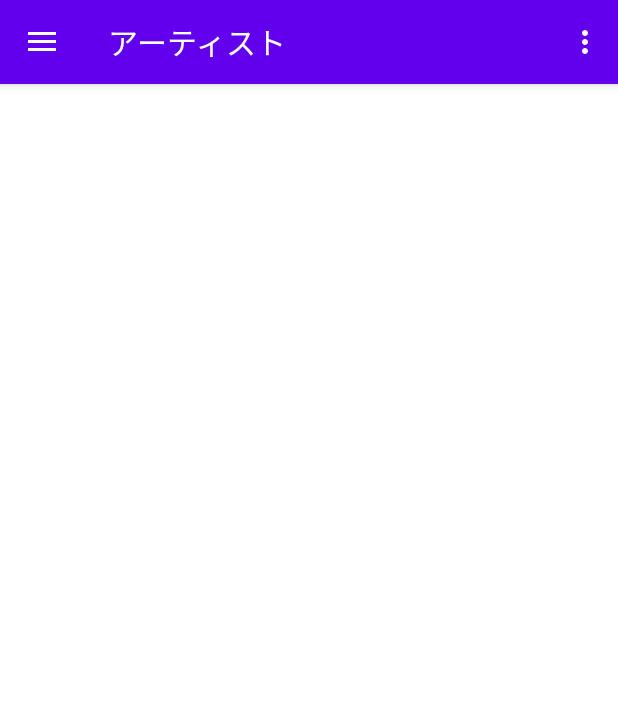
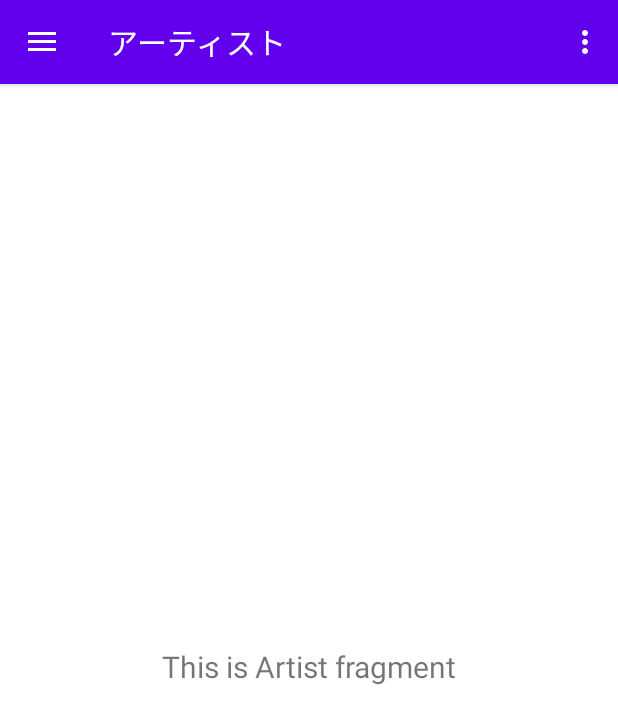
Before and after one commit to KawasakiGF/W-Music_remote, an Android app: the screen it shows after launch (MainActivity), in the side drawer, after a tap on "アーティスト", on a phone screen of 412 x 824 dp. Shown: the top 724 px of the screen. Run offline under Robolectric (Android 15) with nearby library versions, the phone set to English and light mode, and no system bars; our stand-ins replace navigation-ui.

Commit message:
Second commit

```diff
--- a/app/build.gradle
+++ b/app/build.gradle
@@ -28,6 +28,9 @@ android {
     buildFeatures {
         viewBinding true
     }
+    dataBinding{
+        enabled = true
+    }
 }
 
 dependencies {
--- a/app/src/main/java/com/example/music/MainActivity.java
+++ b/app/src/main/java/com/example/music/MainActivity.java
@@ -3,23 +3,28 @@ package com.example.music;
 import android.os.Bundle;
 import android.view.View;
 import android.view.Menu;
-
 import com.google.android.material.snackbar.Snackbar;
 import com.google.android.material.navigation.NavigationView;
-
 import androidx.navigation.NavController;
 import androidx.navigation.Navigation;
 import androidx.navigation.ui.AppBarConfiguration;
 import androidx.navigation.ui.NavigationUI;
 import androidx.drawerlayout.widget.DrawerLayout;
 import androidx.appcompat.app.AppCompatActivity;
-
 import com.example.music.databinding.ActivityMainBinding;
+import java.io.IOException;
+import android.app.Activity;
+import android.content.res.AssetManager;
+import android.util.Log;
+import android.content.Intent;
+import android.widget.Button;
+import android.widget.EditText;
 
 public class MainActivity extends AppCompatActivity {
 
     private AppBarConfiguration mAppBarConfiguration;
     private ActivityMainBinding binding;
+
 
     @Override
     protected void onCreate(Bundle savedInstanceState) {
@@ -34,12 +39,15 @@ public class MainActivity extends AppCompatActivity {
         // Passing each menu ID as a set of Ids because each
         // menu should be considered as top level destinations.
         mAppBarConfiguration = new AppBarConfiguration.Builder(
-                R.id.nav_home, R.id.nav_gallery, R.id.nav_slideshow, R.id.nav_artist)
+                R.id.nav_home, R.id.nav_gallery, R.id.nav_slideshow, R.id.nav_artist, R.id.nav_sound)
                 .setOpenableLayout(drawer)
                 .build();
         NavController navController = Navigation.findNavController(this, R.id.nav_host_fragment_content_main);
         NavigationUI.setupActionBarWithNavController(this, navController, mAppBarConfiguration);
         NavigationUI.setupWithNavController(navigationView, navController);
+
+        /** assets/musicFolder内のファイルをログ表示.*/
+        displayAssets("musicFolder");
     }
 
     @Override
@@ -55,4 +63,15 @@ public class MainActivity extends AppCompatActivity {
         return NavigationUI.navigateUp(navController, mAppBarConfiguration)
                 || super.onSupportNavigateUp();
     }
+
+    private void displayAssets(String dir){
+        AssetManager assetMgr = getResources().getAssets();
+        try {
+            String musicList[] = assetMgr.list(dir);
+            for(int i = 0; i < musicList.length; i++) {
+                Log.d("assets file", musicList[i]);
+            }
+        } catch (IOException e) {
+        }
+    }
 }
--- a/app/src/main/java/com/example/music/ui/artist/ArtistFragment.java
+++ b/app/src/main/java/com/example/music/ui/artist/ArtistFragment.java
@@ -13,34 +13,34 @@ import androidx.lifecycle.Observer;
 import androidx.lifecycle.ViewModelProvider;
 
 import com.example.music.R;
-import com.example.music.databinding.FragmentGalleryBinding;
+import com.example.music.databinding.FragmentArtistBinding;
 
 public class ArtistFragment extends Fragment {
 
-    //private ArtistViewModel artistViewModel;
-    //private FragmentArtistBinding binding;
+    private ArtistViewModel artistViewModel;
+    private FragmentArtistBinding binding;
 
-    //public View onCreateView(@NonNull LayoutInflater inflater,
-    //                         ViewGroup container, Bundle savedInstanceState) {
-    //    ArtistViewModel =
-    //            new ViewModelProvider(this).get(ArtistViewModel.class);
+    public View onCreateView(@NonNull LayoutInflater inflater,
+                             ViewGroup container, Bundle savedInstanceState) {
+        artistViewModel =
+                new ViewModelProvider(this).get(ArtistViewModel.class);
 
-    //    binding = FragmentArtistBinding.inflate(inflater, container, false);
-    //    View root = binding.getRoot();
+        binding = FragmentArtistBinding.inflate(inflater, container, false);
+        View root = binding.getRoot();
 
-    //   final TextView textView = binding.textArtist;
-    //    ArtistViewModel.getText().observe(getViewLifecycleOwner(), new Observer<String>() {
-    //       @Override
-    //        public void onChanged(@Nullable String s) {
-    //            textView.setText(s);
-    //        }
-    //    });
-    //    return root;
-    //}
+       final TextView textView = binding.textArtist;
+        artistViewModel.getText().observe(getViewLifecycleOwner(), new Observer<String>() {
+           @Override
+            public void onChanged(@Nullable String s) {
+                textView.setText(s);
+            }
+        });
+        return root;
+    }
 
-    //@Override
-    //public void onDestroyView() {
-    //    super.onDestroyView();
-    //    binding = null;
-    //}
+    @Override
+    public void onDestroyView() {
+        super.onDestroyView();
+        binding = null;
+    }
 }
--- a/app/src/main/java/com/example/music/ui/home/HomeFragment.java
+++ b/app/src/main/java/com/example/music/ui/home/HomeFragment.java
@@ -1,5 +1,6 @@
 package com.example.music.ui.home;
 
+import android.content.res.AssetManager;
 import android.os.Bundle;
 import android.view.LayoutInflater;
 import android.view.View;
@@ -15,6 +16,41 @@ import androidx.lifecycle.ViewModelProvider;
 import com.example.music.R;
 import com.example.music.databinding.FragmentHomeBinding;
 
+import java.io.IOException;
+
+import android.app.Activity;
+import android.content.res.AssetManager;
+
+import androidx.appcompat.app.AppCompatActivity;
+import android.os.Bundle;
+import android.widget.ArrayAdapter;
+import android.widget.ListView;
+import android.content.Intent;
+import android.widget.Button;
+import android.widget.EditText;
+
+//public class MyContext {
+    //private static MyContext instance = null;
+    //private Context applicationContext;
+    //// publicをつけないのは意図的
+    //// MyApplicationと同じパッケージにして、このメソッドのアクセスレベルはパッケージローカルとする
+    //// 念のため意図しないところで呼び出されることを防ぐため
+    //static void onCreateApplication(Context applicationContext) {
+    //    // Application#onCreateのタイミングでシングルトンが生成される
+    //    instance = new MyContext(applicationContext);
+    //}
+    //private void MyContext(Context applicationContext) {
+    //    this.applicationContext = applicationContext;
+    //} public static MyContext getInstance() {
+    //    if (instance == null) {
+    //        // こんなことは起きないはず
+    //        throw new RuntimeException("MyContext should be initialized!");
+    //    }
+    //    return instance;
+    //}
+//}
+
+
 public class HomeFragment extends Fragment {
 
     private HomeViewModel homeViewModel;
@@ -25,17 +61,36 @@ public class HomeFragment extends Fragment {
         homeViewModel =
                 new ViewModelProvider(this).get(HomeViewModel.class);
 
+        AssetManager assetMgr = getResources().getAssets();
+        try {
+            String[] musicList = assetMgr.list("musicFolder");
+        } catch (IOException e) {
+        }
+
         binding = FragmentHomeBinding.inflate(inflater, container, false);
         View root = binding.getRoot();
+
+
 
         final TextView textView = binding.textHome;
         homeViewModel.getText().observe(getViewLifecycleOwner(), new Observer<String>() {
             @Override
             public void onChanged(@Nullable String s) {
                 textView.setText(s);
+                //ArrayAdapter<String> arrayAdapter = new ArrayAdapter<>(
+                //        getApplicationContext(),
+                //        android.R.layout.simple_list_item_1,    // Androidに組み込まれているレイアウト
+                //        musicList
+                //);
+
+                //ListView listView = findViewById(R.id.music_list);
+
+                //listView.setAdapter(arrayAdapter);
             }
         });
         return root;
+
+
     }
 
     @Override
--- a/app/src/main/java/com/example/music/ui/home/HomeViewModel.java
+++ b/app/src/main/java/com/example/music/ui/home/HomeViewModel.java
@@ -10,7 +10,7 @@ public class HomeViewModel extends ViewModel {
 
     public HomeViewModel() {
         mText = new MutableLiveData<>();
-        mText.setValue("This is home fragment");
+        mText.setValue("曲一覧");
     }
 
     public LiveData<String> getText() {
--- a/app/src/main/res/menu/activity_main_drawer.xml
+++ b/app/src/main/res/menu/activity_main_drawer.xml
@@ -20,5 +20,9 @@
             android:id="@+id/nav_gallery"
             android:icon="@drawable/ic_menu_slideshow"
             android:title="アルバム" />
+        <item
+            android:id="@+id/nav_sound"
+
+            android:title="再生画面(debug)" />
     </group>
 </menu>
--- a/app/src/main/res/navigation/mobile_navigation.xml
+++ b/app/src/main/res/navigation/mobile_navigation.xml
@@ -14,7 +14,7 @@
     <fragment
         android:id="@+id/nav_gallery"
         android:name="com.example.music.ui.gallery.GalleryFragment"
-        android:label="フォルダ"
+        android:label="アルバム"
         tools:layout="@layout/fragment_gallery" />
 
     <fragment
@@ -28,4 +28,10 @@
         android:name="com.example.music.ui.artist.ArtistFragment"
         android:label="アーティスト"
         tools:layout="@layout/fragment_artist" />
+
+    <fragment
+        android:id="@+id/nav_sound"
+        android:name="com.example.music.ui.sound.SoundFragment"
+        android:label="サウンド"
+        tools:layout="@layout/fragment_sound" />
 </navigation>
--- a/app/src/main/res/values/strings.xml
+++ b/app/src/main/res/values/strings.xml
@@ -11,4 +11,5 @@
     <string name="menu_gallery">Gallery</string>
     <string name="menu_slideshow">Slideshow</string>
     <string name="menu_artist">Artist</string>
+    <string name="menu_sound">Sound</string>
 </resources>
```
Also changed, not shown: app/src/main/res/layout/fragment_home.xml (+14 -1 lines), 3 other files.
